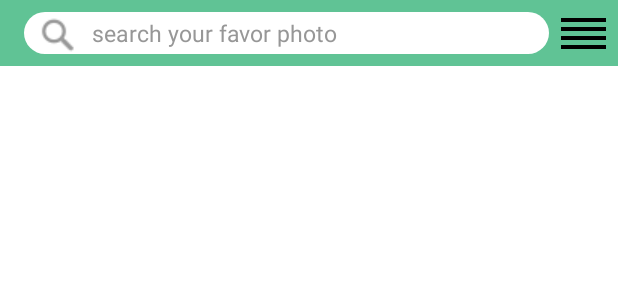
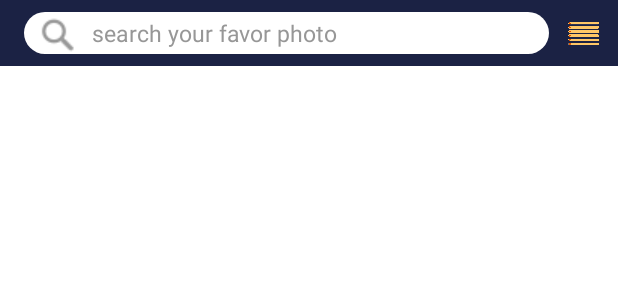
Before and after one commit to henrycai0317/GoGoLookHomeWork, an Android app: the layout view_action_bar_search.xml on its own in the app's theme, with its tools: preview values and no code run, on a phone screen of 412 x 824 dp. Shown: the top 300 px of the screen. Run offline under Robolectric (Android 15) with nearby library versions, the phone set to English and light mode, and no system bars.

Commit message:
[Home Work ] 更改狀底色、icon、狀態欄顏色

```diff
--- a/app/src/main/java/com/example/gogolookhomework/view/activity/PhotoSearchActivity.kt
+++ b/app/src/main/java/com/example/gogolookhomework/view/activity/PhotoSearchActivity.kt
@@ -16,8 +16,7 @@ class PhotoSearchActivity : AppCompatActivity() {
         //狀態欄更新
         supportActionBar?.hide()
         window.addFlags(WindowManager.LayoutParams.FLAG_DRAWS_SYSTEM_BAR_BACKGROUNDS)
-        window.statusBarColor = ContextCompat.getColor(this@PhotoSearchActivity, R.color.cl60C395)
-        WindowInsetsControllerCompat(window, window.decorView).isAppearanceLightStatusBars = true
+        window.statusBarColor = ContextCompat.getColor(this@PhotoSearchActivity, R.color.cl1B2244)
 
         mViewBinding = ActivityPhotoSearchBinding.inflate(layoutInflater)
         setContentView(mViewBinding?.root)
--- a/app/src/main/res/layout/fragment_photo_search_home.xml
+++ b/app/src/main/res/layout/fragment_photo_search_home.xml
@@ -2,6 +2,7 @@
 <androidx.constraintlayout.widget.ConstraintLayout xmlns:android="http://schemas.android.com/apk/res/android"
     xmlns:app="http://schemas.android.com/apk/res-auto"
     android:layout_width="match_parent"
+    android:background="@color/cl1B2244"
     android:layout_height="match_parent">
 
     <include
--- a/app/src/main/res/layout/view_action_bar_search.xml
+++ b/app/src/main/res/layout/view_action_bar_search.xml
@@ -3,7 +3,7 @@
     xmlns:app="http://schemas.android.com/apk/res-auto"
     android:layout_width="match_parent"
     android:layout_height="wrap_content"
-    android:background="@color/cl60C395">
+    android:background="@color/cl1B2244">
 
     <LinearLayout
         android:id="@+id/llSearchToolbar"
--- a/app/src/main/res/values/colors.xml
+++ b/app/src/main/res/values/colors.xml
@@ -8,4 +8,6 @@
     <color name="black">#FF000000</color>
     <color name="white">#FFFFFFFF</color>
     <color name="cl60C395">#60C395</color>
+    <color name="cl1B2244">#1B2244</color>
+    <color name="clFFC765">#FFC765</color>
 </resources>
```
Also changed, not shown: app/src/main/res/drawable/icon_list_view.png, app/src/main/res/drawable/icon_menu_grid.png.
